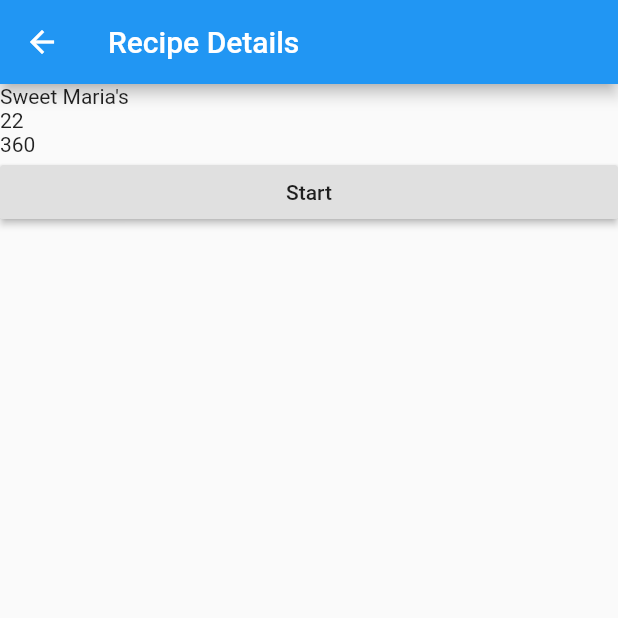
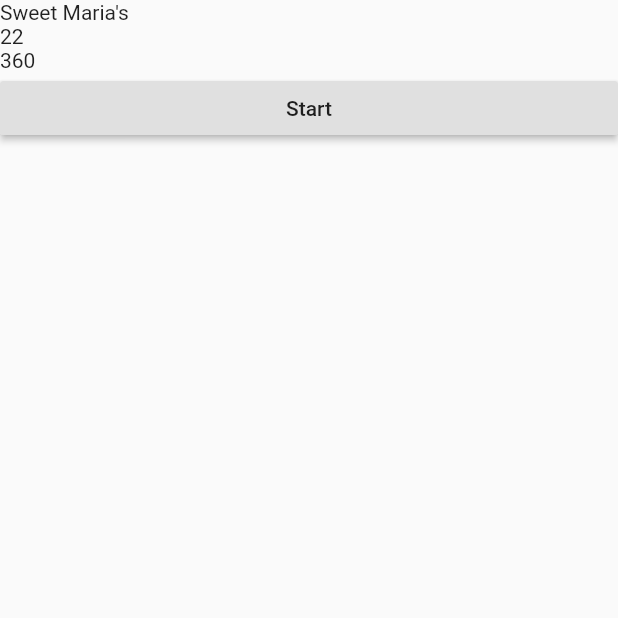
Before and after one commit to Royvencer/Homebrew-CoffeeDripAndroid, a Flutter app: the screen it shows after launch, after a tap on "Sweet Maria's", on a phone screen of 412 x 824 dp, the top half of it. Run offline on Flutter 3.47's test engine with Material 2 defaults, Android fonts, the phone set to English and light mode, and no system bars.

Commit message:
remove_app_bar_done

```diff
--- a/lib/screens/done_screen.dart
+++ b/lib/screens/done_screen.dart
@@ -4,9 +4,7 @@ class DoneScreen extends StatelessWidget {
   @override
   Widget build(BuildContext context) {
     return Scaffold(
-      appBar: AppBar(
-        title: Text("Done"),
-      ),
+
       body: Column(
         children: [
           Text("Enjoy your coffee"),
--- a/lib/screens/recipe_detail_screen.dart
+++ b/lib/screens/recipe_detail_screen.dart
@@ -10,9 +10,7 @@ class RecipeDetailScreen extends StatelessWidget {
   @override
   Widget build(BuildContext context) {
     return Scaffold(
-      appBar: AppBar(
-        title: Text("Recipe Details"),
-      ),
+
       body: ListView(
         children: [
           Text(recipe.name),
--- a/lib/screens/recipe_selection_screen.dart
+++ b/lib/screens/recipe_selection_screen.dart
@@ -7,9 +7,7 @@ class RecipeSelectionScreen extends StatelessWidget {
   @override
   Widget build(BuildContext context) {
     return Scaffold(
-      appBar: AppBar(
-        title: Text("Recipe Selection"),
-      ),
+
       body: ListView(
         children: [
           Text("Coffee Recipes", key: Key("coffee-recipes")),
--- a/lib/screens/recipe_steps_screen.dart
+++ b/lib/screens/recipe_steps_screen.dart
@@ -70,9 +70,7 @@ class _RecipeStepsScreenState extends State<RecipeStepsScreen> {
     RecipeStep currentRecipeStep = widget.recipe.steps[currentStep];
 
     return Scaffold(
-      appBar: AppBar(
-        title: Text("Recipe Steps"),
-      ),
+
       body: ListView(
         children: [
           Text("${currentRecipeStep.text}"),
```
